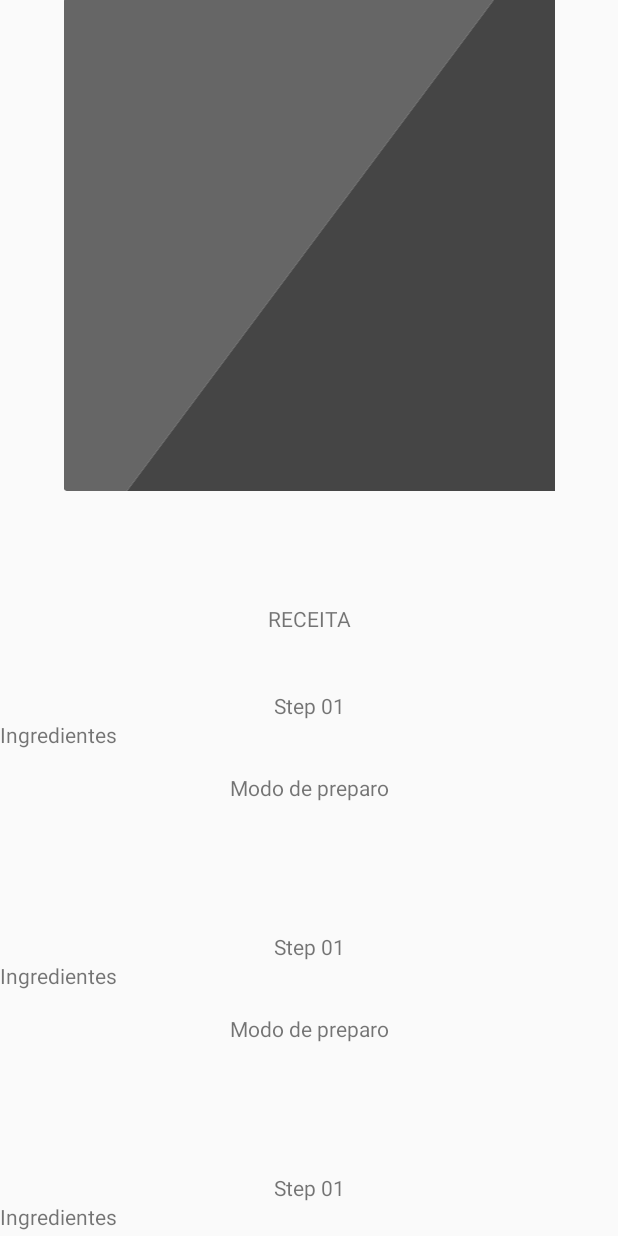
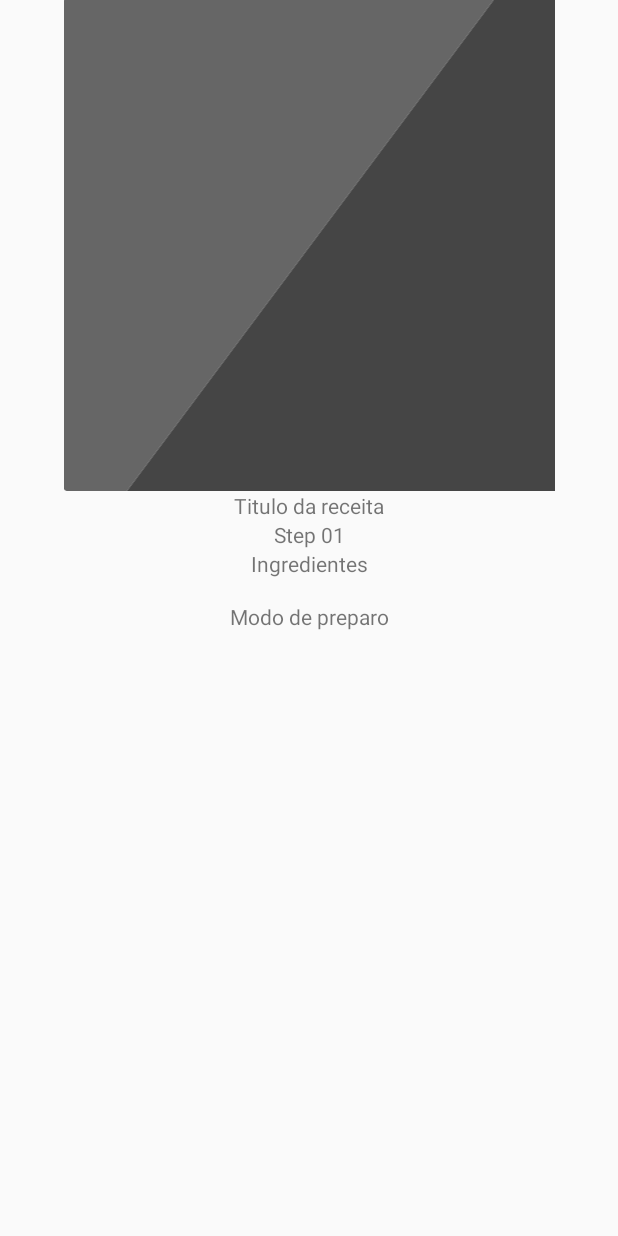
Before and after one commit to danihmello06/recipes, an Android app: the layout fragment_recipe.xml on its own in the app's theme, with its tools: preview values and no code run, on a phone screen of 412 x 824 dp. Run offline under Robolectric (Android 15) with nearby library versions, the phone set to English and light mode, and no system bars; network calls fail.

Commit message:
updated layouts

```diff
--- a/app/src/main/java/com/example/recipes/ui/RecipeFragment.kt
+++ b/app/src/main/java/com/example/recipes/ui/RecipeFragment.kt
@@ -7,8 +7,7 @@ import android.view.LayoutInflater
 import android.view.View
 import android.view.ViewGroup
 import androidx.fragment.app.viewModels
-import androidx.lifecycle.DEFAULT_ARGS_KEY
-import androidx.navigation.fragment.navArgs
+import com.example.recipes.Utils.loadImage
 import com.example.recipes.databinding.FragmentRecipeBinding
 import dagger.hilt.android.AndroidEntryPoint
 
@@ -43,6 +42,8 @@ class RecipeFragment : Fragment() {
         recipeResult.observe(
             viewLifecycleOwner
         ) {
+            binding.recipeImage.loadImage(it.imageUrl)
+            binding.recipeTitle.text = it.title
             Log.d("RECIPE DATA: ", it.toString())
         }
     }
--- a/app/src/main/res/layout/fragment_recipe.xml
+++ b/app/src/main/res/layout/fragment_recipe.xml
@@ -13,29 +13,26 @@
         android:src="@drawable/image_placeholder"
         app:layout_constraintEnd_toEndOf="parent"
         app:layout_constraintStart_toStartOf="parent"
-        app:layout_constraintTop_toTopOf="parent" />
+        app:layout_constraintTop_toTopOf="parent"
+        app:layout_constraintTop_toBottomOf="@id/stepsRecycler"/>
 
     <TextView
         android:id="@+id/recipeTitle"
         android:layout_width="wrap_content"
         android:layout_height="wrap_content"
-        android:text="RECEITA"
-        app:layout_constraintBottom_toBottomOf="parent"
-        app:layout_constraintEnd_toEndOf="parent"
+        android:text="Titulo da receita"
+        app:layout_constraintTop_toBottomOf="@id/recipeImage"
         app:layout_constraintStart_toStartOf="parent"
-        app:layout_constraintTop_toTopOf="parent" />
-
+        app:layout_constraintEnd_toEndOf="parent"/>
 
     <androidx.recyclerview.widget.RecyclerView
         android:id="@+id/stepsRecycler"
         android:layout_width="match_parent"
         android:layout_height="wrap_content"
-        android:paddingTop="16dp"
         app:layoutManager="androidx.recyclerview.widget.LinearLayoutManager"
-        app:layout_constraintBottom_toBottomOf="parent"
+        app:layout_constraintTop_toBottomOf="@id/recipeTitle"
         app:layout_constraintEnd_toEndOf="parent"
         app:layout_constraintStart_toStartOf="parent"
-        app:layout_constraintTop_toBottomOf="@id/recipeTitle"
         tools:listitem="@layout/step_item" />
 
 
--- a/app/src/main/res/layout/fragment_search.xml
+++ b/app/src/main/res/layout/fragment_search.xml
@@ -19,7 +19,6 @@
         android:id="@+id/searchRecycler"
         android:layout_width="wrap_content"
         android:layout_height="wrap_content"
-        android:paddingTop="32dp"
         app:layoutManager="androidx.recyclerview.widget.StaggeredGridLayoutManager"
         app:spanCount="2"
         app:layout_constraintEnd_toEndOf="parent"
--- a/app/src/main/res/layout/step_item.xml
+++ b/app/src/main/res/layout/step_item.xml
@@ -3,15 +3,16 @@
     xmlns:tools="http://schemas.android.com/tools"
     xmlns:app="http://schemas.android.com/apk/res-auto"
     android:layout_width="match_parent"
-    android:layout_height="wrap_content">
+    android:layout_height="match_parent">
 
     <TextView
         android:id="@+id/stepTitle"
         android:layout_width="wrap_content"
         android:layout_height="wrap_content"
         android:text="Step 01"
+        app:layout_constraintVertical_chainStyle="packed"
         app:layout_constraintTop_toTopOf="parent"
-        app:layout_constraintBottom_toBottomOf="parent"
+        app:layout_constraintBottom_toTopOf="@id/ingredientsTitle"
         app:layout_constraintStart_toStartOf="parent"
         app:layout_constraintEnd_toEndOf="parent"/>
 
@@ -21,7 +22,9 @@
         android:layout_height="wrap_content"
         android:text="Ingredientes"
         app:layout_constraintTop_toBottomOf="@id/stepTitle"
-        app:layout_constraintStart_toStartOf="parent"/>
+        app:layout_constraintBottom_toTopOf="@id/ingredientsRecycler"
+        app:layout_constraintStart_toStartOf="parent"
+        app:layout_constraintEnd_toEndOf="parent"/>
 
     <androidx.recyclerview.widget.RecyclerView
         android:id="@+id/ingredientsRecycler"
```
Also changed, not shown: app/src/main/java/com/example/recipes/Utils.kt (added, +22 -0 lines), app/src/main/java/com/example/recipes/ui/adapter/viewholder/SearchViewHolder.kt (+3 -18 lines), 1 other file.
